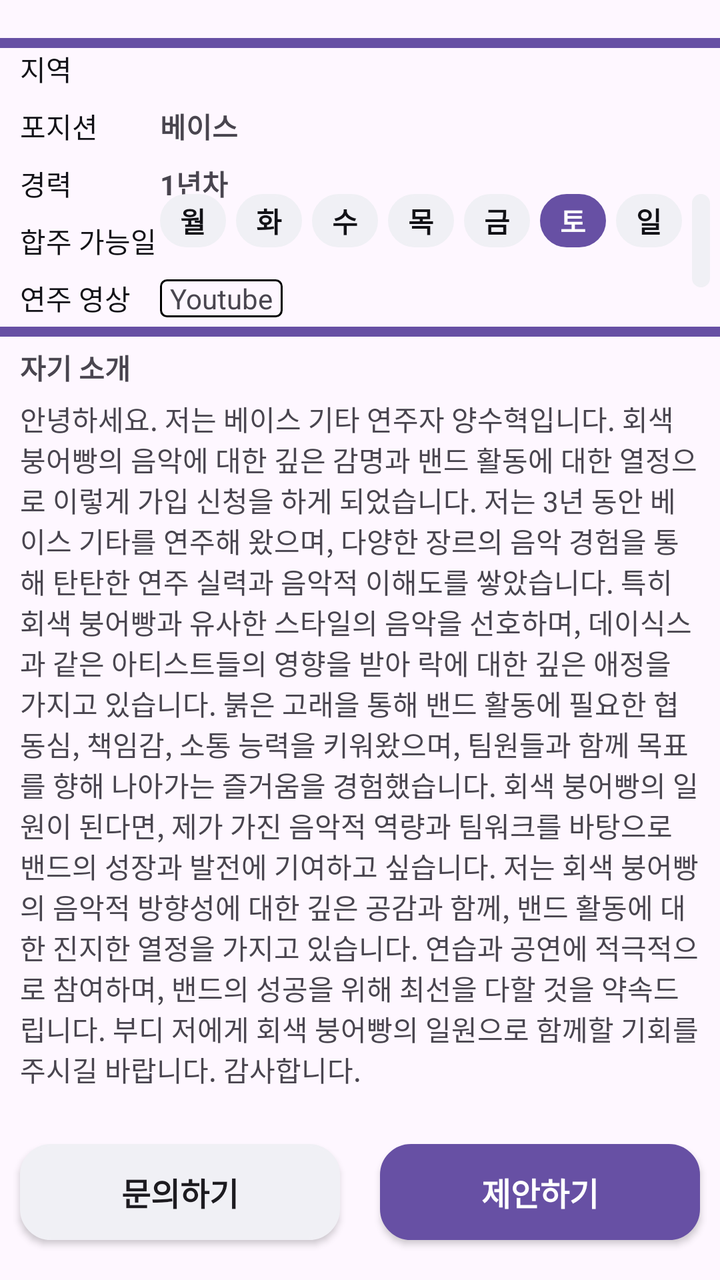
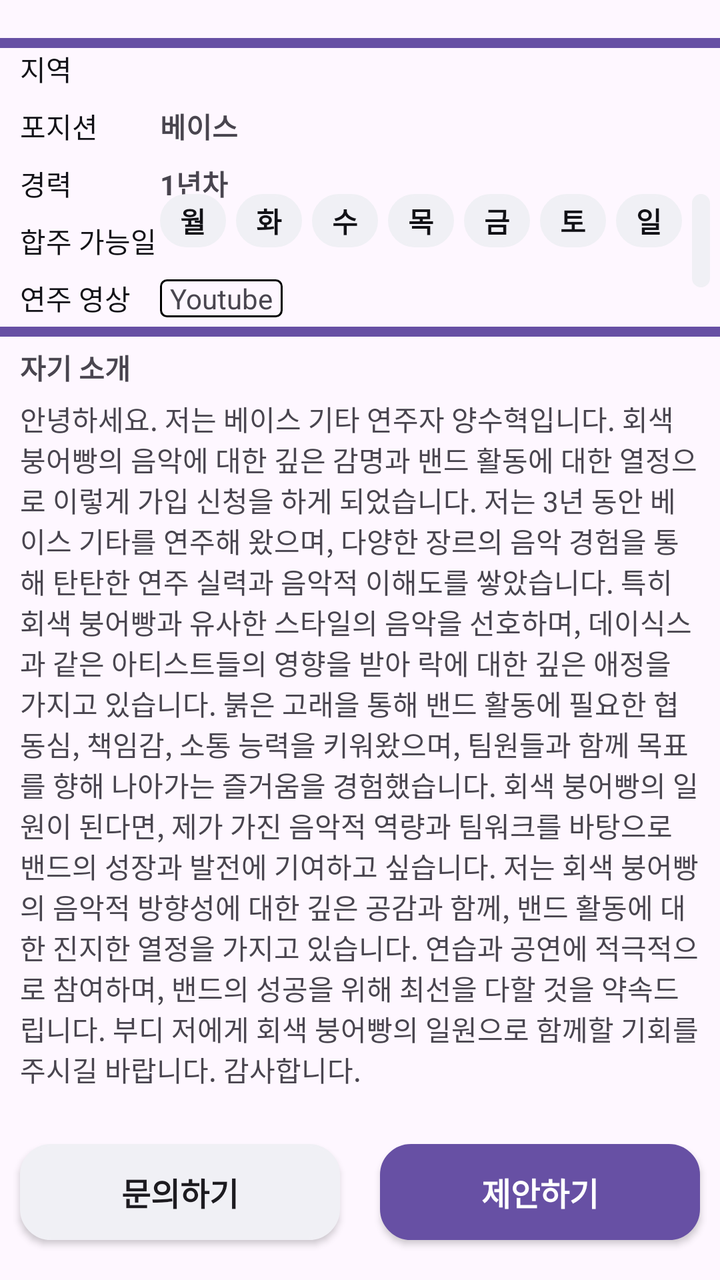

The first picture is an Android layout as it rendered before a commit; the second is the same layout after the commit. The layout source and the unified diff follow.
<!-- AndroidManifest.xml: application theme Theme.Reband -->
<!-- res/layout/fragment_pool_detail.xml -->
<?xml version="1.0" encoding="utf-8"?>
<androidx.constraintlayout.widget.ConstraintLayout xmlns:android="http://schemas.android.com/apk/res/android"
    xmlns:app="http://schemas.android.com/apk/res-auto"
    android:layout_width="match_parent"
    android:layout_height="match_parent"
    android:paddingTop="15dp">

    <View
        android:id="@+id/top_view_line"
        android:layout_width="match_parent"
        android:layout_height="5dp"
        android:layout_marginVertical="4dp"
        android:background="@color/mainThemeColor"
        app:layout_constraintBottom_toTopOf="@id/tv_region_title"
        app:layout_constraintEnd_toEndOf="parent"
        app:layout_constraintStart_toStartOf="parent"
        app:layout_constraintTop_toTopOf="parent" />

    <TextView
        android:id="@+id/tv_region_title"
        android:layout_width="70dp"
        android:layout_height="wrap_content"
        android:layout_marginStart="10dp"
        android:text="지역"
        android:textColor="@color/blackText"
        app:layout_constraintStart_toStartOf="parent"
        app:layout_constraintTop_toBottomOf="@id/top_view_line" />

    <TextView
        android:id="@+id/tv_region_value"
        android:layout_width="wrap_content"
        android:layout_height="wrap_content"
        android:textStyle="bold"
        app:layout_constraintBottom_toBottomOf="@id/tv_region_title"
        app:layout_constraintStart_toEndOf="@id/tv_region_title"
        app:layout_constraintTop_toTopOf="@id/tv_region_title" />

    <TextView
        android:id="@+id/tv_position_title"
        android:layout_width="70dp"
        android:layout_height="wrap_content"
        android:layout_marginStart="10dp"
        android:layout_marginTop="8dp"
        android:text="포지션"
        android:textColor="@color/blackText"
        app:layout_constraintStart_toStartOf="parent"
        app:layout_constraintTop_toBottomOf="@id/tv_region_title" />

    <TextView
        android:id="@+id/tv_position_value"
        android:layout_width="wrap_content"
        android:layout_height="wrap_content"
        android:text="베이스"
        android:textStyle="bold"
        app:layout_constraintBottom_toBottomOf="@id/tv_position_title"
        app:layout_constraintStart_toEndOf="@id/tv_position_title"
        app:layout_constraintTop_toTopOf="@id/tv_position_title" />

    <TextView
        android:id="@+id/tv_career_title"
        android:layout_width="70dp"
        android:layout_height="wrap_content"
        android:layout_marginStart="10dp"
        android:layout_marginTop="8dp"
        android:text="경력"
        android:textColor="@color/blackText"
        app:layout_constraintStart_toStartOf="parent"
        app:layout_constraintTop_toBottomOf="@id/tv_position_title" />

    <TextView
        android:id="@+id/tv_career_value"
        android:layout_width="wrap_content"
        android:layout_height="wrap_content"
        android:text="1년차"
        android:textStyle="bold"
        app:layout_constraintBottom_toBottomOf="@id/tv_career_title"
        app:layout_constraintStart_toEndOf="@id/tv_career_title"
        app:layout_constraintTop_toTopOf="@id/tv_career_title" />

    <TextView
        android:id="@+id/tv_practice_day_title"
        android:layout_width="70dp"
        android:layout_height="wrap_content"
        android:layout_marginStart="10dp"
        android:layout_marginTop="8dp"
        android:text="합주 가능일"
        android:textColor="@color/blackText"
        app:layout_constraintStart_toStartOf="parent"
        app:layout_constraintTop_toBottomOf="@id/tv_career_title" />

    <LinearLayout
        android:layout_width="0dp"
        android:layout_height="wrap_content"
        android:orientation="horizontal"
        app:layout_constraintBottom_toBottomOf="@id/tv_practice_day_title"
        app:layout_constraintEnd_toEndOf="parent"
        app:layout_constraintStart_toEndOf="@id/tv_practice_day_title"
        app:layout_constraintTop_toTopOf="@id/tv_practice_day_title">

        <TextView
            android:id="@+id/tv_monday"
            android:layout_width="wrap_content"
            android:layout_height="wrap_content"
            android:layout_marginEnd="5dp"
            android:background="@drawable/gray_btn_bg"
            android:paddingHorizontal="10dp"
            android:paddingVertical="3dp"
            android:text="월"
            android:textColor="@color/blackText"
            android:textStyle="bold" />

        <TextView
            android:id="@+id/tv_tuesday"
            android:layout_width="wrap_content"
            android:layout_height="wrap_content"
            android:layout_marginEnd="5dp"
            android:background="@drawable/gray_btn_bg"
            android:paddingHorizontal="10dp"
            android:paddingVertical="3dp"
            android:text="화"
            android:textColor="@color/blackText"
            android:textStyle="bold" />

        <TextView
            android:id="@+id/tv_wednesday"
            android:layout_width="wrap_content"
            android:layout_height="wrap_content"
            android:layout_marginEnd="5dp"
            android:background="@drawable/gray_btn_bg"
            android:paddingHorizontal="10dp"
            android:paddingVertical="3dp"
            android:text="수"
            android:textColor="@color/blackText"
            android:textStyle="bold" />

        <TextView
            android:id="@+id/tv_thursday"
            android:layout_width="wrap_content"
            android:layout_height="wrap_content"
            android:layout_marginEnd="5dp"
            android:background="@drawable/gray_btn_bg"
            android:paddingHorizontal="10dp"
            android:paddingVertical="3dp"
            android:text="목"
            android:textColor="@color/blackText"
            android:textStyle="bold" />

        <TextView
            android:id="@+id/tv_friday"
            android:layout_width="wrap_content"
            android:layout_height="wrap_content"
            android:layout_marginEnd="5dp"
            android:background="@drawable/gray_btn_bg"
            android:paddingHorizontal="10dp"
            android:paddingVertical="3dp"
            android:text="금"
            android:textColor="@color/blackText"
            android:textStyle="bold" />

        <TextView
            android:id="@+id/tv_saturday"
            android:layout_width="wrap_content"
            android:layout_height="wrap_content"
            android:layout_marginEnd="5dp"
            android:background="@drawable/main_btn_bg"
            android:paddingHorizontal="10dp"
            android:paddingVertical="3dp"
            android:text="토"
            android:textColor="@color/white"
            android:textStyle="bold" />

        <TextView
            android:id="@+id/tv_sunday"
            android:layout_width="wrap_content"
            android:layout_height="wrap_content"
            android:layout_marginEnd="5dp"
            android:background="@drawable/gray_btn_bg"
            android:paddingHorizontal="10dp"
            android:paddingVertical="3dp"
            android:text="일"
            android:textColor="@color/blackText"
            android:textStyle="bold" />

        <TextView
            android:id="@+id/tv_confer_day"
            android:layout_width="wrap_content"
            android:layout_height="wrap_content"
            android:layout_marginEnd="5dp"
            android:background="@drawable/gray_btn_bg"
            android:paddingHorizontal="10dp"
            android:paddingVertical="3dp"
            android:text="협의"
            android:textColor="@color/blackText"
            android:textStyle="bold" />

    </LinearLayout>

    <TextView
        android:id="@+id/tv_video_title"
        android:layout_width="70dp"
        android:layout_height="wrap_content"
        android:layout_marginStart="10dp"
        android:layout_marginTop="8dp"
        android:text="연주 영상"
        android:textColor="@color/blackText"
        app:layout_constraintStart_toStartOf="parent"
        app:layout_constraintTop_toBottomOf="@id/tv_practice_day_title" />

    <TextView
        android:layout_width="wrap_content"
        android:layout_height="wrap_content"
        android:background="@drawable/outline_textview_bg"
        android:paddingHorizontal="5dp"
        android:text="Youtube"
        app:layout_constraintBottom_toBottomOf="@id/tv_video_title"
        app:layout_constraintStart_toEndOf="@id/tv_video_title"
        app:layout_constraintTop_toTopOf="@id/tv_video_title" />

    <View
        android:id="@+id/view_line"
        android:layout_width="match_parent"
        android:layout_height="5dp"
        android:layout_marginVertical="4dp"
        android:background="@color/mainThemeColor"
        app:layout_constraintEnd_toEndOf="parent"
        app:layout_constraintStart_toStartOf="parent"
        app:layout_constraintTop_toBottomOf="@id/tv_video_title" />

    <TextView
        android:id="@+id/tv_introduce_title"
        android:layout_width="match_parent"
        android:layout_height="wrap_content"
        android:layout_marginStart="10dp"
        android:layout_marginTop="5dp"
        android:text="자기 소개"
        android:textStyle="bold"
        app:layout_constraintTop_toBottomOf="@id/view_line" />

    <TextView
        android:id="@+id/tv_introduce_value"
        android:layout_width="0dp"
        android:layout_height="wrap_content"
        android:layout_marginHorizontal="10dp"
        android:layout_marginTop="5dp"
        android:text="안녕하세요. 저는 베이스 기타 연주자 양수혁입니다. 회색 붕어빵의 음악에 대한 깊은 감명과 밴드 활동에 대한 열정으로 이렇게 가입 신청을 하게 되었습니다.
저는 3년 동안 베이스 기타를 연주해 왔으며, 다양한 장르의 음악 경험을 통해 탄탄한 연주 실력과 음악적 이해도를 쌓았습니다. 특히 회색 붕어빵과 유사한 스타일의 음악을 선호하며, 데이식스과 같은 아티스트들의 영향을 받아 락에 대한 깊은 애정을 가지고 있습니다.
붉은 고래을 통해 밴드 활동에 필요한 협동심, 책임감, 소통 능력을 키워왔으며, 팀원들과 함께 목표를 향해 나아가는 즐거움을 경험했습니다. 회색 붕어빵의 일원이 된다면, 제가 가진 음악적 역량과 팀워크를 바탕으로 밴드의 성장과 발전에 기여하고 싶습니다.
저는 회색 붕어빵의 음악적 방향성에 대한 깊은 공감과 함께, 밴드 활동에 대한 진지한 열정을 가지고 있습니다. 연습과 공연에 적극적으로 참여하며, 밴드의 성공을 위해 최선을 다할 것을 약속드립니다.
부디 저에게 회색 붕어빵의 일원으로 함께할 기회를 주시길 바랍니다. 감사합니다."
        app:layout_constraintEnd_toEndOf="parent"
        app:layout_constraintStart_toStartOf="parent"
        app:layout_constraintTop_toBottomOf="@id/tv_introduce_title" />

    <androidx.appcompat.widget.AppCompatButton
        android:id="@+id/btn_inquiry"
        android:layout_width="0dp"
        android:layout_height="wrap_content"
        android:layout_marginHorizontal="10dp"
        android:layout_marginBottom="20dp"
        android:background="@drawable/gray_btn_bg"
        android:text="문의하기"
        android:textSize="16dp"
        android:textStyle="bold"
        app:layout_constraintBottom_toBottomOf="parent"
        app:layout_constraintEnd_toStartOf="@id/btn_suggest"
        app:layout_constraintStart_toStartOf="parent" />

    <androidx.appcompat.widget.AppCompatButton
        android:id="@+id/btn_suggest"
        android:layout_width="0dp"
        android:layout_height="wrap_content"
        android:layout_marginHorizontal="10dp"
        android:layout_marginBottom="20dp"
        android:background="@drawable/main_btn_bg"
        android:text="제안하기"
        android:textColor="@color/white"
        android:textSize="16dp"
        android:textStyle="bold"
        app:layout_constraintBottom_toBottomOf="parent"
        app:layout_constraintEnd_toEndOf="parent"
        app:layout_constraintStart_toEndOf="@id/btn_inquiry" />

</androidx.constraintlayout.widget.ConstraintLayout>
<!-- resources referenced by this layout -->
<resources>
  <color name="blackText">#121217</color>
  <color name="mainThemeColor">#6750A4</color>
  <color name="white">#FFFFFFFF</color>
  <!-- drawable gray_btn_bg (drawable) -->
  <?xml version="1.0" encoding="utf-8"?>
  <shape xmlns:android="http://schemas.android.com/apk/res/android">
      <solid android:color="@color/grayBtnBackgroundColor"/>
      <corners android:radius="15dp"/>
      <stroke android:color="@color/grayBtnBackgroundColor" android:width="1dp"/>
  
  </shape>
  <!-- drawable main_btn_bg (drawable) -->
  <?xml version="1.0" encoding="utf-8"?>
  <shape xmlns:android="http://schemas.android.com/apk/res/android"
      android:shape="rectangle">
      <corners android:radius="15dp"/>
      <solid android:color="@color/mainThemeColor"/>
      <stroke android:color="@color/mainThemeColor" android:width="1dp"/>
  
  </shape>
  <!-- drawable outline_textview_bg (drawable) -->
  <?xml version="1.0" encoding="utf-8"?>
  <shape android:shape="rectangle" xmlns:android="http://schemas.android.com/apk/res/android">
  
      <corners android:radius="3dp"/>
      <stroke android:width="1dp" android:color="@color/black"/>
  
  </shape>
  <style name="Theme.Reband" parent="Base.Theme.Reband" />
  <color name="grayBtnBackgroundColor">#F0F0F5</color>
  <color name="black">#FF000000</color>
  <style name="Base.Theme.Reband" parent="Theme.Material3.DayNight.NoActionBar">
          
          
      </style>
</resources>

<!-- the commit's change to res/layout/fragment_pool_detail.xml (unified diff, before → after) -->
@@ -162,11 +162,11 @@
             android:layout_width="wrap_content"
             android:layout_height="wrap_content"
             android:layout_marginEnd="5dp"
-            android:background="@drawable/main_btn_bg"
+            android:background="@drawable/gray_btn_bg"
             android:paddingHorizontal="10dp"
             android:paddingVertical="3dp"
             android:text="토"
-            android:textColor="@color/white"
+            android:textColor="@color/blackText"
             android:textStyle="bold" />
 
         <TextView
